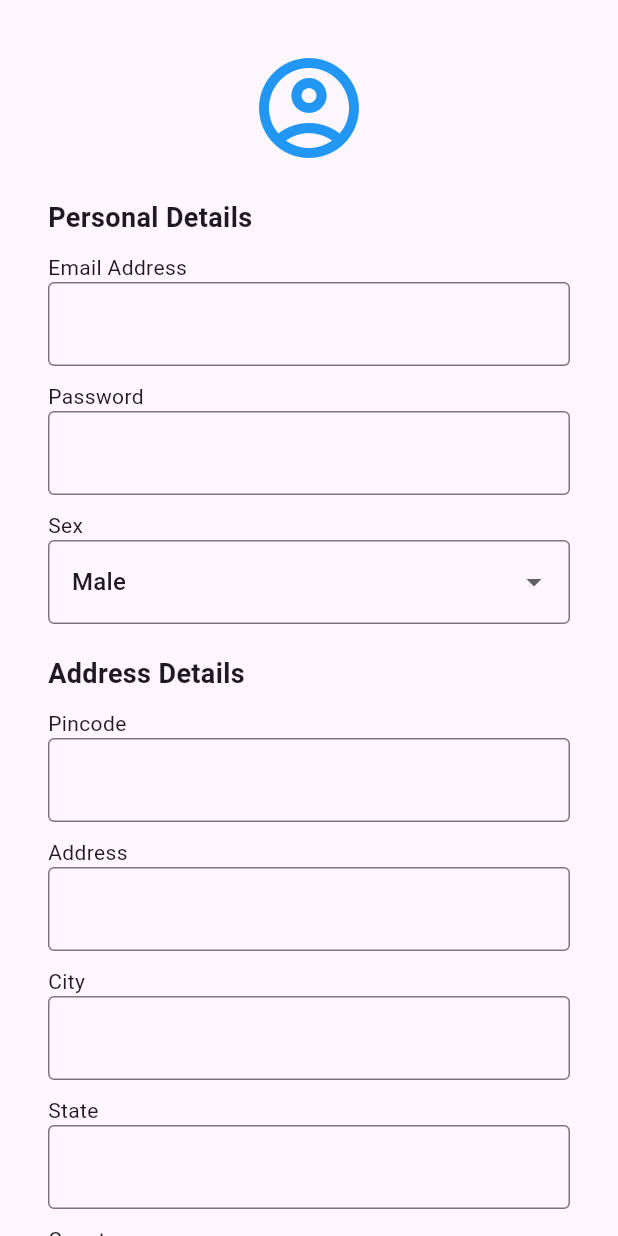
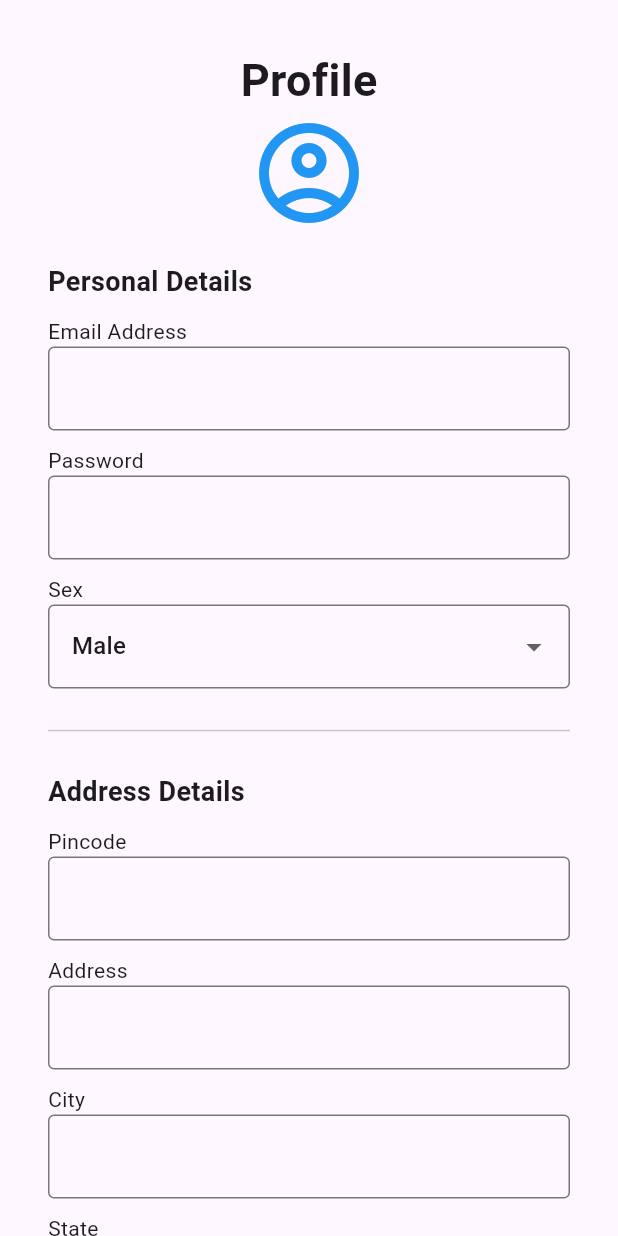
Before and after one commit to threepat1/form-test, a Flutter app: the screen it shows after launch, on a phone screen of 412 x 824 dp. Run offline on Flutter 3.47's test engine with Material 3 defaults, Android fonts, the phone set to English and light mode, and no system bars; our stand-ins replace get.

Commit message:
add divider

```diff
--- a/frontend/lib/homepage.dart
+++ b/frontend/lib/homepage.dart
@@ -14,16 +14,29 @@ class HomePage extends StatelessWidget {
         child: Padding(
           padding: const EdgeInsets.all(32.0),
           child: Column(
+            mainAxisAlignment: MainAxisAlignment.spaceBetween,
+            children: [
+              Column(
                 mainAxisAlignment: MainAxisAlignment.start,
                 crossAxisAlignment: CrossAxisAlignment.start,
                 children: [
                   const Center(
-                child: Icon(Icons.account_circle_outlined,
+                    child: Column(
+                      children: [
+                        Text(
+                          'Profile',
+                          style: TextStyle(
+                              fontSize: 30, fontWeight: FontWeight.w700),
+                        ),
+                        Icon(Icons.account_circle_outlined,
                             size: 80, color: Colors.blue),
+                      ],
+                    ),
                   ),
                   const SizedBox(height: 20),
                   const Text("Personal Details",
-                  style: TextStyle(fontSize: 18, fontWeight: FontWeight.bold)),
+                      style:
+                          TextStyle(fontSize: 18, fontWeight: FontWeight.bold)),
                   const SizedBox(height: 10),
                   const Text(
                     "Email Address",
@@ -31,7 +44,8 @@ class HomePage extends StatelessWidget {
                   ),
                   TextFormField(
                       controller: controller.emailController,
-                  onChanged: (value) => controller.validateEmailOnChange(value),
+                      onChanged: (value) =>
+                          controller.validateEmailOnChange(value),
                       decoration: const InputDecoration(
                         border: OutlineInputBorder(
                             borderSide: BorderSide(color: Colors.black)),
@@ -78,8 +92,8 @@ class HomePage extends StatelessWidget {
                       items: Gender.values.map((Gender gender) {
                         return DropdownMenuItem<Gender>(
                           value: gender,
-                      child:
-                          Text(gender.name), // Display the name using extension
+                          child: Text(
+                              gender.name), // Display the name using extension
                         );
                       }).toList(),
                       onChanged: (Gender? newValue) {
@@ -90,9 +104,14 @@ class HomePage extends StatelessWidget {
                               borderSide: BorderSide(color: Colors.black))),
                     );
                   }),
+                  const SizedBox(
+                    height: 20,
+                  ),
+                  const Divider(),
                   const SizedBox(height: 20),
                   const Text("Address Details",
-                  style: TextStyle(fontSize: 18, fontWeight: FontWeight.bold)),
+                      style:
+                          TextStyle(fontSize: 18, fontWeight: FontWeight.bold)),
                   const SizedBox(height: 10),
                   const Text(
                     "Pincode",
@@ -156,8 +175,13 @@ class HomePage extends StatelessWidget {
                   const SizedBox(
                     height: 20,
                   ),
+                  const Divider(),
+                  const SizedBox(
+                    height: 20,
+                  ),
                   const Text("Bank Account Details",
-                  style: TextStyle(fontSize: 18, fontWeight: FontWeight.bold)),
+                      style:
+                          TextStyle(fontSize: 18, fontWeight: FontWeight.bold)),
                   const SizedBox(height: 10),
                   const Text(
                     "Bank Accunt Number",
@@ -194,7 +218,9 @@ class HomePage extends StatelessWidget {
                           borderSide: BorderSide(color: Colors.black)),
                     ),
                   ),
-              const SizedBox(height: 20),
+                ],
+              ),
+              const SizedBox(height: 100),
               Center(
                 child: SizedBox(
                   width: double.infinity,
--- a/frontend/lib/main.dart
+++ b/frontend/lib/main.dart
@@ -15,8 +15,6 @@ class MyApp extends StatelessWidget {
     return GetMaterialApp(
       title: 'Flutter Demo',
       theme: ThemeData(
-
-        colorScheme: ColorScheme.fromSeed(seedColor: Colors.deepPurple),
         useMaterial3: true,
       ),
       home: const HomePage(),
```
Lines whose indentation alone changed are shown as unchanged.
